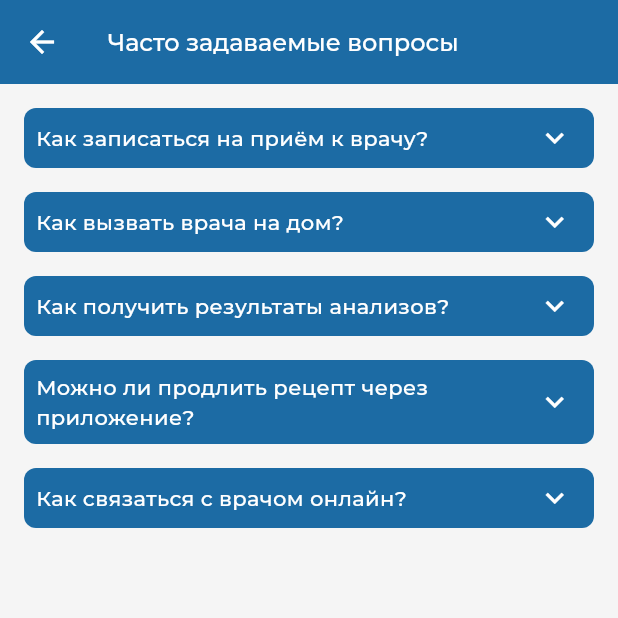
After one commit to yerkinyerkin/qMed_employee, a Flutter app: the FaqScreen screen opened directly, on a phone screen of 412 x 824 dp, the top half of it. The commit adds this screen. Run offline on Flutter 3.47's test engine with Material 3 defaults, Android fonts, the phone set to English and light mode, and no system bars; our stand-ins replace bloc, dio, flutter_bloc, get_it, google_fonts, hive and 2 more; accounts and stored records are empty.

Commit message:
feat-faq

```diff
--- /dev/null
+++ b/lib/features/profile/screens/faq/screens/faq_screen.dart
@@ -0,0 +1,67 @@
+import 'package:flutter/material.dart';
+import 'package:google_fonts/google_fonts.dart';
+import 'package:qmed_employee/core/const/color_styles.dart';
+import 'package:qmed_employee/features/profile/screens/faq/widgets/faq_item.dart';
+
+class FaqScreen extends StatefulWidget {
+  const FaqScreen({super.key});
+
+  @override
+  State<FaqScreen> createState() => _FaqScreenState();
+}
+
+class _FaqScreenState extends State<FaqScreen> {
+  List array = [
+    {
+      'text':'Как записаться на приём к врачу?',
+      'subText':'Выберите нужного специалиста в приложении, укажите удобное время и подтвердите запись.',
+    },
+    {
+      'text':'Как вызвать врача на дом?',
+      'subText':'В разделе «Услуги» выберите «Вызов врача на дом», заполните адрес и укажите время визита.',
+    },
+    {
+      'text':'Как получить результаты анализов?',
+      'subText':'Результаты будут доступны в разделе «Мои анализы» сразу после обработки лабораторией.',
+    },
+    {
+      'text':'Можно ли продлить рецепт через приложение?',
+      'subText':'Да, вы можете отправить запрос на продление рецепта врачу, который ведёт ваше лечение.',
+    },
+    {
+      'text':'Как связаться с врачом онлайн?',
+      'subText':'В разделе «Чат с врачом» выберите специалиста и начните консультацию.',
+    },
+  ];
+
+  @override
+  Widget build(BuildContext context) {
+    return Scaffold(
+      backgroundColor: ColorStyles.backgroundColor,
+      appBar: AppBar(
+        backgroundColor: ColorStyles.primaryColor,
+        automaticallyImplyLeading: true,
+        iconTheme: IconThemeData(color: ColorStyles.whiteColor,),
+        title: Text('Часто задаваемые вопросы',
+        style: GoogleFonts.montserrat(fontSize: 16,color: ColorStyles.whiteColor,fontWeight: FontWeight.w500),),
+      ),
+      body: SingleChildScrollView(
+        child: Padding(
+          padding: const EdgeInsets.all(16.0),
+          child: Column(
+            children: [
+              ListView.builder(
+                itemCount: array.length,
+                shrinkWrap: true,
+                physics: const NeverScrollableScrollPhysics(),
+                itemBuilder: (BuildContext context, int index){
+                return FaqItem(text: array[index]['text'],subText: array[index]['subText'],);
+                },
+              ),
+            ],
+          ),
+        ),
+      ),
+    );
+  }
+}
--- /dev/null
+++ b/lib/features/profile/screens/faq/widgets/faq_item.dart
@@ -0,0 +1,66 @@
+import 'package:flutter/material.dart';
+import 'package:google_fonts/google_fonts.dart';
+import 'package:qmed_employee/core/const/color_styles.dart';
+
+class FaqItem extends StatefulWidget {
+  final String? text;
+  final String? subText;
+  const FaqItem({super.key,this.text,this.subText});
+
+  @override
+  State<FaqItem> createState() => _FaqItemState();
+}
+
+class _FaqItemState extends State<FaqItem> {
+  bool isHide = false;
+  @override
+  Widget build(BuildContext context) {
+    return Column(
+      children: [
+        Column(
+          children: [
+            GestureDetector(
+              onTap: (){
+                setState(() {
+                  isHide = !isHide;
+                });
+              },
+              child: Container(
+                width: double.infinity,
+                padding: const EdgeInsets.all(8),
+                decoration: BoxDecoration(
+                  color: ColorStyles.primaryColor,
+                  borderRadius: BorderRadius.circular(8),
+                ),
+                child: Row(
+                  mainAxisAlignment: MainAxisAlignment.spaceBetween,
+                  children: [
+                    Expanded(
+                      flex: 9,
+                      child: Text(widget.text ?? '',
+                      style: GoogleFonts.montserrat(fontSize: 14,color: ColorStyles.whiteColor,fontWeight: FontWeight.w500),),
+                    ),
+                    Expanded(flex: 1,child: isHide == true ? Icon(Icons.keyboard_arrow_up_outlined,color: ColorStyles.whiteColor,)  : Icon(Icons.keyboard_arrow_down_outlined,color: ColorStyles.whiteColor,))
+                  ],
+                ),
+              ),
+            ),
+            isHide == true
+            ? Container(
+              width: double.infinity,
+              padding: const EdgeInsets.all(8),
+              decoration: BoxDecoration(
+                color: ColorStyles.whiteColor,
+                borderRadius: BorderRadius.circular(8),
+              ),
+              child: Text(widget.subText ?? '',
+              style: GoogleFonts.montserrat(fontSize: 14,color: ColorStyles.primaryColor,fontWeight: FontWeight.w500),),
+            )
+            : SizedBox(),
+          ],
+        ),
+        const SizedBox(height: 16),
+      ],
+    );
+  }
+}
```
Also changed, not shown: lib/features/profile/screens/my_profile/screens/my_profile_screen.dart (added, +100 -0 lines), lib/features/profile/screens/profile_screen.dart (+38 -3 lines).
